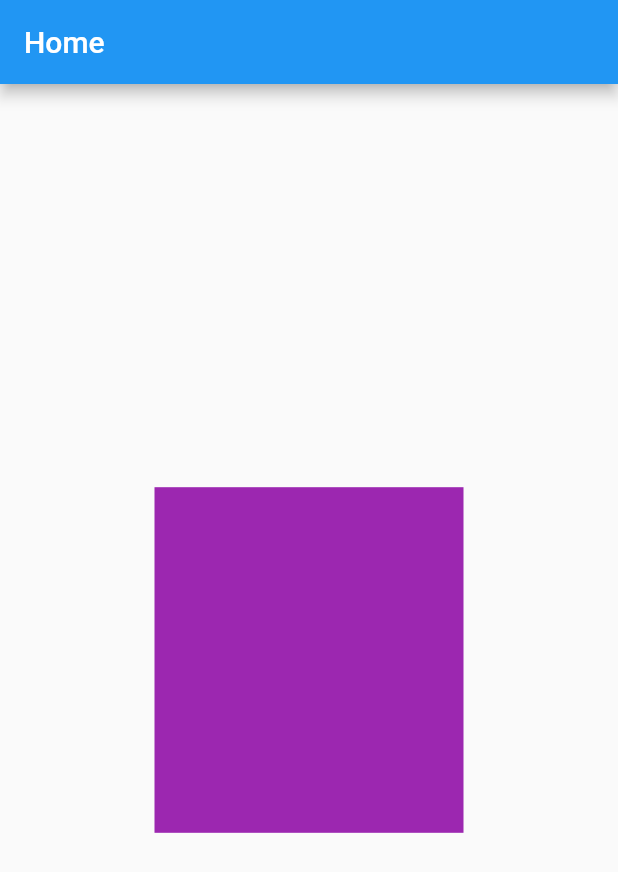
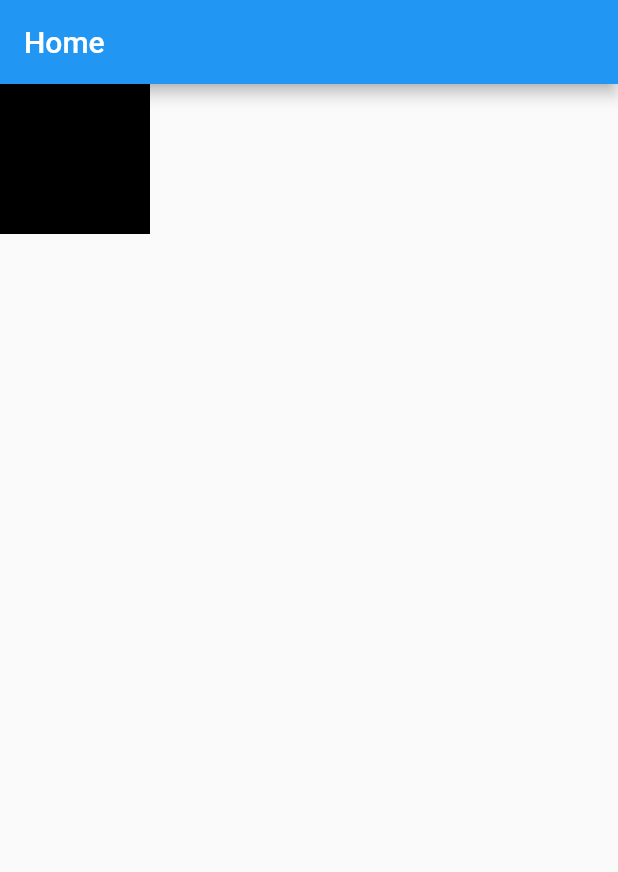
Before and after one commit to pranto372/module_07_flutter_03, a Flutter app: the screen it shows after launch, on a phone screen of 412 x 824 dp. Shown: the top 872 px of the screen. Run offline on Flutter 3.47's test engine with Material 2 defaults, Android fonts, the phone set to English and light mode, and no system bars.

Commit message:
Layout Builder

```diff
--- a/lib/main.dart
+++ b/lib/main.dart
@@ -23,14 +23,15 @@ class MyHomePage extends StatelessWidget{
       appBar: AppBar(
         title: const Text("Home"),
       ),
-      body: Center(
-        child: FractionallySizedBox(
-          widthFactor: 0.5,
-          heightFactor: 0.3,
-          child: Container(
-            color: Colors.purple,
-          ),
-        ),
+      body: LayoutBuilder(
+        builder: (BuildContext context, BoxConstraints constraints){
+          if(constraints.maxWidth>600){
+            return Container(height: 400, width: 400,color: Colors.purple,);
+          }
+          else{
+            return Container(height: 100, width: 100,color: Colors.black,);
+          }
+        },
       ),
     );
   }
```
